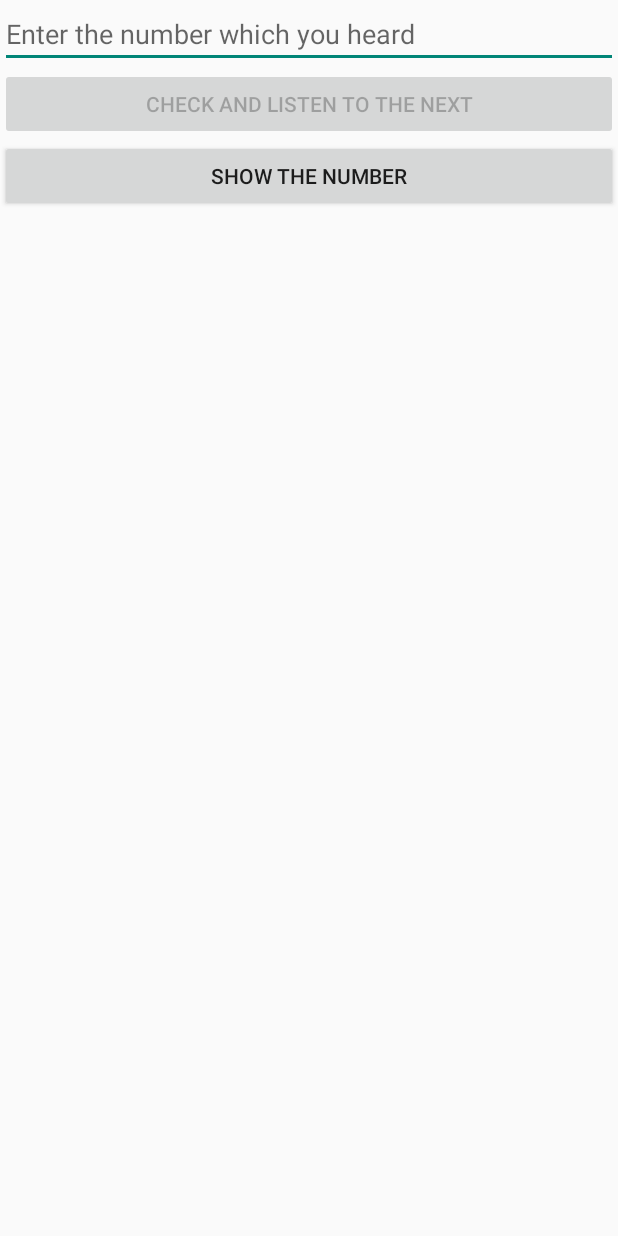
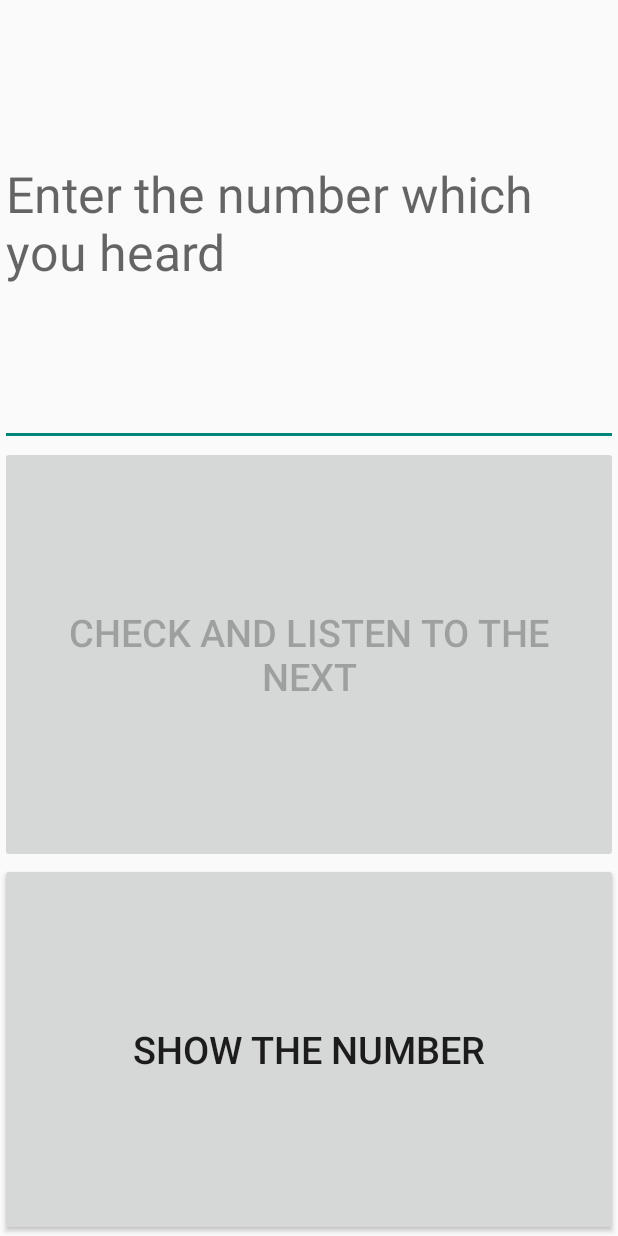
Before and after one commit to yaitskov/listen-phone-numbers, an Android app: the screen it shows after launch (MainActivity), on a phone screen of 412 x 824 dp. Run offline under Robolectric (Android 15) with nearby library versions, the phone set to English and light mode, and no system bars; our stand-ins replace ButterKnife, Dagger/Hilt's generated code; 2 statements that could not run were skipped.

Commit message:
use all space. increase font size.

```diff
--- a/listen-to-numbers/src/main/res/layout/main_fragment.xml
+++ b/listen-to-numbers/src/main/res/layout/main_fragment.xml
@@ -8,6 +8,8 @@
         android:hint="Enter the number which you heard"
         android:id="@+id/txtNumber"
         android:text=""
+        android:layout_weight="1"
+        android:textSize="@dimen/input_font_size"
         android:layout_width="match_parent"
         android:layout_height="wrap_content" />
 
@@ -15,13 +17,17 @@
         android:text="Check and listen to the next"
         android:enabled="false"
         android:id="@+id/btnListen"
+        android:textSize="@dimen/button_font_size"
+        android:layout_weight="1"
         android:layout_width="match_parent"
         android:layout_height="wrap_content"/>
 
     <Button
         android:text="Show the number"
         android:id="@+id/btnShowNumber"
+        android:textSize="@dimen/button_font_size"
         android:layout_width="match_parent"
+        android:layout_weight="1"
         android:layout_height="wrap_content"/>
 
 </LinearLayout>
--- /dev/null
+++ b/listen-to-numbers/src/main/res/values-xlarge/dimens.xml
@@ -0,0 +1,5 @@
+<?xml version="1.0" encoding="utf-8"?>
+<resources>
+    <dimen name="input_font_size">55dp</dimen>
+    <dimen name="button_font_size">45dp</dimen>
+</resources>
--- /dev/null
+++ b/listen-to-numbers/src/main/res/values/dimens.xml
@@ -0,0 +1,5 @@
+<?xml version="1.0" encoding="utf-8"?>
+<resources>
+    <dimen name="input_font_size">33dp</dimen>
+    <dimen name="button_font_size">25dp</dimen>
+</resources>
```
